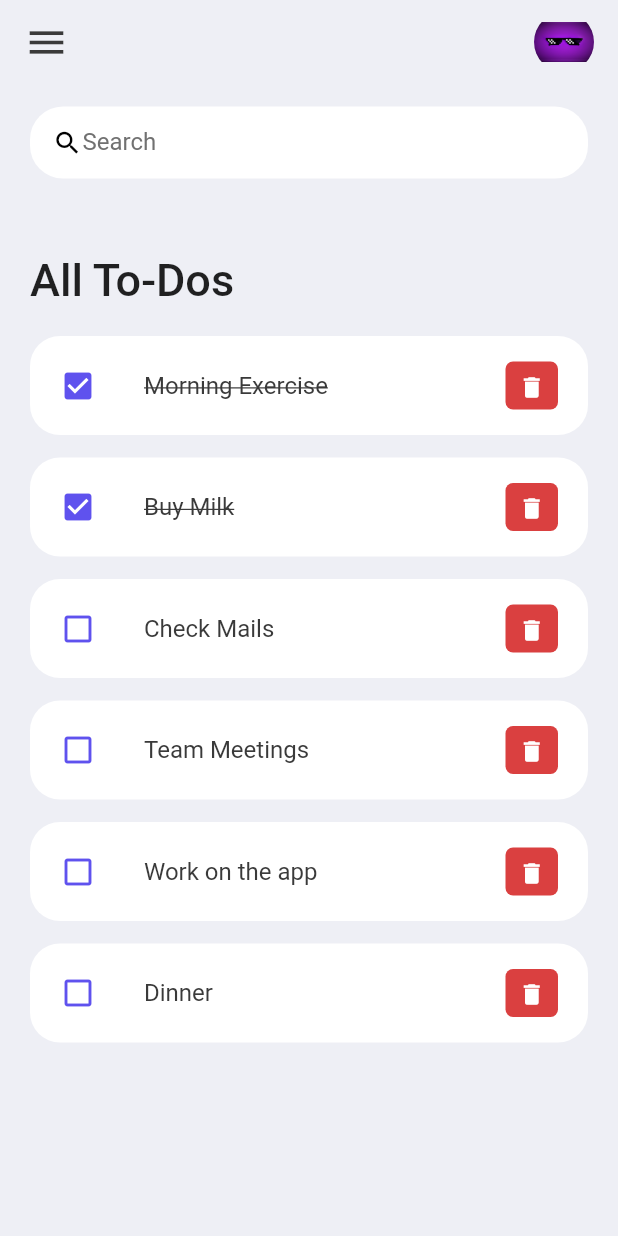
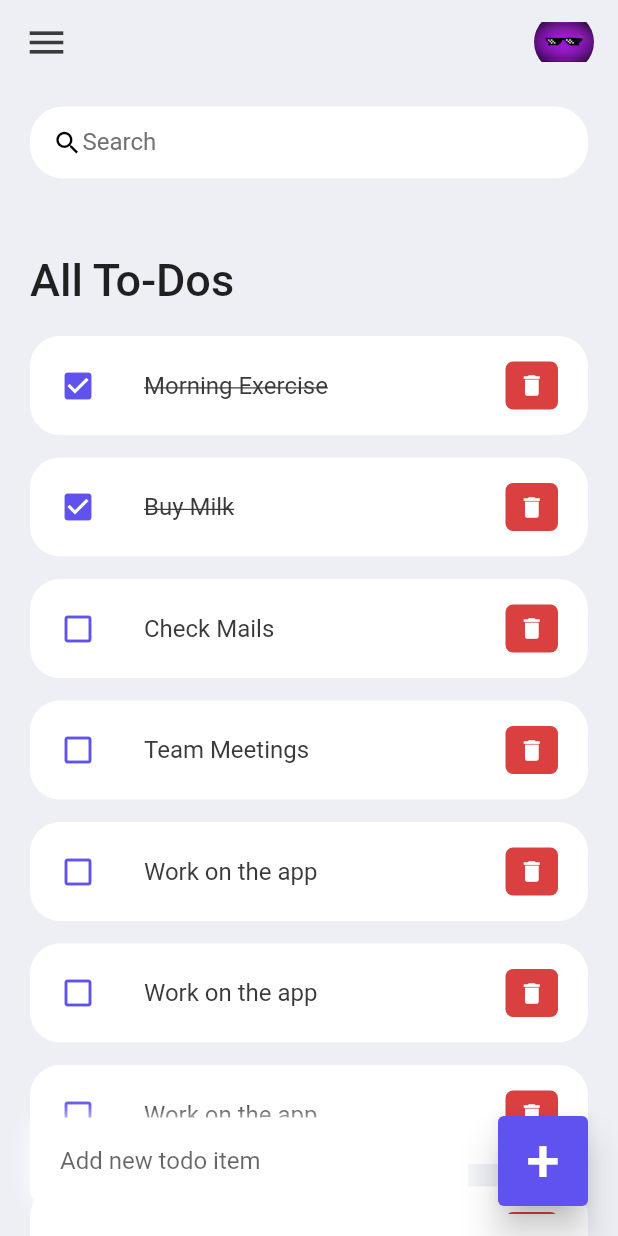
Before and after one commit to Positron007/To-Do-App, a Flutter app: the screen it shows after launch, on a phone screen of 412 x 824 dp. Run offline on Flutter 3.47's test engine with Material 2 defaults, Android fonts, the light colour scheme and no system bars.

Commit message:
Added add new item UI

```diff
--- a/lib/model/todo.dart
+++ b/lib/model/todo.dart
@@ -18,7 +18,10 @@ static List<ToDo> todosList(){
     ToDo(id: '03', todoText: 'Check Mails'),
     ToDo(id: '04', todoText: 'Team Meetings'),
     ToDo(id: '05', todoText: 'Work on the app'),
-    ToDo(id: '06', todoText: 'Dinner')
+    ToDo(id: '06', todoText: 'Work on the app'),
+    ToDo(id: '07', todoText: 'Work on the app'),
+    ToDo(id: '08', todoText: 'Work on the app'),
+    ToDo(id: '09', todoText: 'Dinner')
   ];
 }
 }
--- a/lib/screens/home.dart
+++ b/lib/screens/home.dart
@@ -11,16 +11,33 @@ class Home extends StatefulWidget {
 }
 
 class _HomeState extends State<Home> {
+  final todoList = ToDo.todosList();
 
-  final todoList = ToDo.todosList();
   @override
   Widget build(BuildContext context) {
     return Scaffold(
+      // floatingActionButtonLocation: FloatingActionButtonLocation.centerDocked,
+      // floatingActionButton: FloatingActionButton(
+      //   backgroundColor: Colors.blue,
+      //   onPressed: ()
+      //   {
+      //
+      //
+      //   },
+      //   child: Icon(Icons.add,color: Colors.white,),
+      // ),
+      // bottomNavigationBar: BottomNavigationBar(
+      //     items: const[
+      //   BottomNavigationBarItem(icon: Icon(Icons.favorite,color: Colors.black,),label: "Home"),
+      //   BottomNavigationBarItem(icon: Icon(Icons.favorite_border),label: "Home"),
+      //   BottomNavigationBarItem(icon: Icon(Icons.favorite_border),label: "Home"),
+      //   BottomNavigationBarItem(icon: Icon(Icons.favorite_border),label: "Home")
+      // ]),
       backgroundColor: tdBGColor,
       appBar: _buildAppBar(),
-
-      body: Container(
-
+      body: Stack(
+        children: [
+          Container(
             padding: const EdgeInsets.symmetric(horizontal: 20, vertical: 15),
             child: Column(
               children: [
@@ -29,10 +46,7 @@ class _HomeState extends State<Home> {
                   child: ListView(
                     children: [
                       Container(
-                    margin: const EdgeInsets.only(
-                      top: 50,
-                      bottom: 20
-                    ),
+                        margin: const EdgeInsets.only(top: 50, bottom: 20),
                         child: const Text(
                           'All To-Dos',
                           style: TextStyle(
@@ -41,15 +55,72 @@ class _HomeState extends State<Home> {
                           ),
                         ),
                       ),
-
-                  for(ToDo todo in todoList )
-                    ToDoItem(todo: todo,),
+                      for (ToDo todo in todoList)
+                        ToDoItem(
+                          todo: todo,
+                        ),
                     ],
+                  ),
+                ),
+              ],
+            ),
+          ),
+          SafeArea(
+            child: Align(
+              alignment: Alignment.bottomCenter,
+              child: Row(
+                children: [
+                  Expanded(
+                      child: Container(
+                        margin: EdgeInsets.only(
+                            bottom: 20,
+                            right: 20,
+                            left: 20
+                        ),
+                        padding: EdgeInsets.symmetric(
+                          horizontal: 20,
+                          vertical: 5
+                        ),
+                        decoration: BoxDecoration(
+                          color: Colors.white,
+                          boxShadow: const [BoxShadow(
+                            color: Colors.white,
+                            offset: Offset.zero,
+                            blurRadius: 10,
+                            spreadRadius: 0,
+                          ),],
+                          borderRadius: BorderRadius.circular(10),
+                        ),
+                        child: TextField(
+                          decoration: InputDecoration(
+                            hintText: 'Add new todo item',
+                            border: InputBorder.none
+                          ),
+                        ),
+                      )
+                  ),
+                  Container(
+                    margin: EdgeInsets.only(
+                      bottom: 20, right: 20,
+                    ),
+                    child: ElevatedButton(
+                      child: Text('+', style: TextStyle(fontSize: 40),),
+                      onPressed: (){},
+                      style: ElevatedButton.styleFrom(
+                        backgroundColor: tdBlue,
+                        foregroundColor: Colors.white,
+                        minimumSize: const Size(60, 60),
+                        elevation: 10.00,
+                        padding: EdgeInsets.symmetric(horizontal: 5, vertical: 0)
+                      ),
                     ),
                   )
                 ],
+              ),
+            ),
+          )
 
-    ),
+        ],
       ),
     );
   }
@@ -67,13 +138,8 @@ class _HomeState extends State<Home> {
             width: 40,
             child: ClipRRect(
                 borderRadius: BorderRadius.circular(20),
-               child: Image.asset('assets/images/logo-img.png')
+                child: Image.asset('assets/images/logo-img.png')),
           ),
-         ),
-         // const Text(
-         //   'To Do List',
-         //   style: TextStyle(color: tdBlack),
-         // ),
         ],
       ),
     );
@@ -88,7 +154,6 @@ class _HomeState extends State<Home> {
       ),
       child: const TextField(
         decoration: InputDecoration(
-
           hintStyle: TextStyle(color: tdGrey),
           contentPadding: EdgeInsets.all(0),
           prefixIcon: Align(
@@ -96,17 +161,11 @@ class _HomeState extends State<Home> {
             heightFactor: 1,
             child: Icon(Icons.search, color: Colors.black, size: 20),
           ),
-         prefixIconConstraints: BoxConstraints(
-             maxHeight: 20,
-             maxWidth: 25
-         ),
+          prefixIconConstraints: BoxConstraints(maxHeight: 20, maxWidth: 25),
           border: InputBorder.none,
           hintText: 'Search',
         ),
       ),
     );
   }
-
-
-
 }
--- a/lib/widgets/todo-list.dart
+++ b/lib/widgets/todo-list.dart
@@ -40,6 +40,7 @@ class ToDoItem extends StatelessWidget {
           ),
           child: IconButton(
             color: Colors.white,
+            padding: EdgeInsets.all(0),
             iconSize: 18,
             icon: const Icon(Icons.delete),
             onPressed: () {
```
Lines whose indentation alone changed are shown as unchanged.
